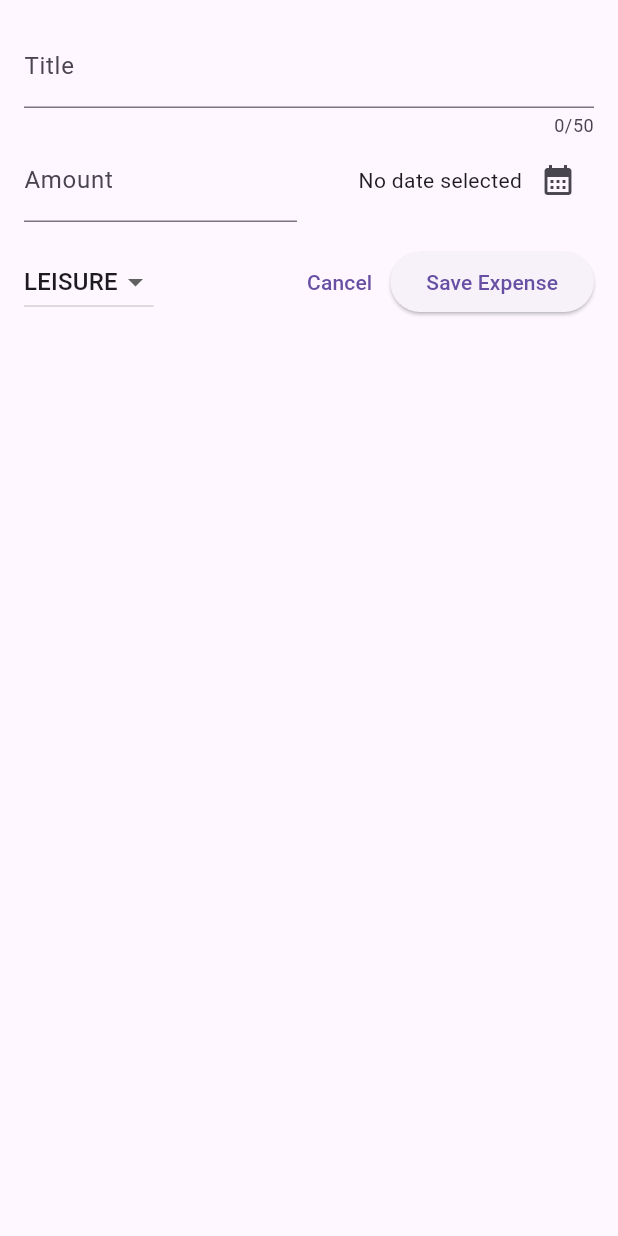
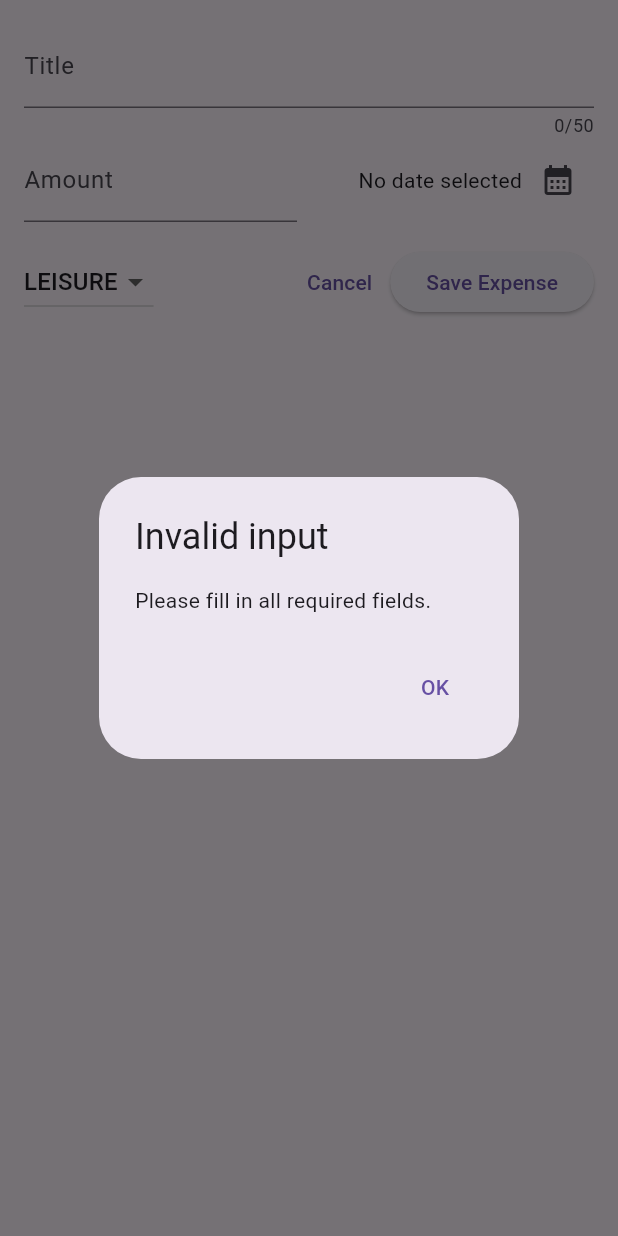
Before and after one commit to Shehab-Emad20/Expense_Tracker_App, a Flutter app: the NewExpense widget shown alone on an empty page, opened directly, after a tap on "Save Expense", on a phone screen of 412 x 824 dp. Run offline on Flutter 3.47's test engine with Material 3 defaults, Android fonts, the phone set to English and light mode, and no system bars.

Commit message:
Validating User Input & Showing an Error Dialog

```diff
--- a/lib/widgets/new_expense.dart
+++ b/lib/widgets/new_expense.dart
@@ -37,7 +37,22 @@ class _NewExpenseState extends State<NewExpense> {
     final amountIsInvalid = enterAmount == null || enterAmount <= 0;
     if (titleController.text.trim().isEmpty ||
         amountIsInvalid ||
-        selectedDate == null) {}
+        selectedDate == null) {
+      showDialog(
+          context: context,
+          builder: (ctx) => AlertDialog(
+                title: const Text('Invalid input'),
+                content: const Text('Please fill in all required fields.'),
+                actions: [
+                  TextButton(
+                      onPressed: () {
+                        Navigator.pop(ctx);
+                      },
+                      child: const Text('OK')),
+                ],
+              ));
+      return;
+    }
   }
 
   @override
```
